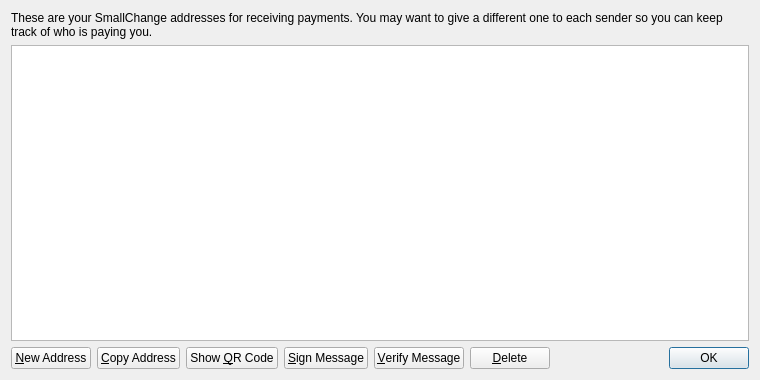
The window that src/qt/forms/addressbookpage.ui (hodachung1709/crecoin2) describes before a commit, drawn with Qt 5.
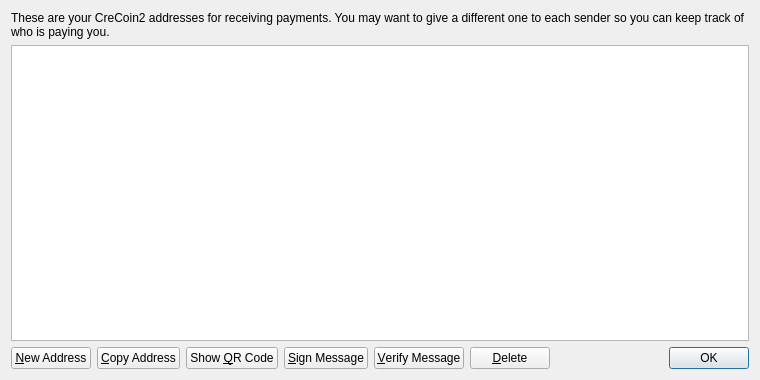
The same window after the commit. Icons and pictures are not drawn.

```diff
--- a/src/qt/forms/addressbookpage.ui
+++ b/src/qt/forms/addressbookpage.ui
@@ -17,7 +17,7 @@
    <item>
     <widget class="QLabel" name="labelExplanation">
      <property name="text">
-      <string>These are your SmallChange addresses for receiving payments. You may want to give a different one to each sender so you can keep track of who is paying you.</string>
+      <string>These are your CreCoin2 addresses for receiving payments. You may want to give a different one to each sender so you can keep track of who is paying you.</string>
      </property>
      <property name="textFormat">
       <enum>Qt::PlainText</enum>
```
